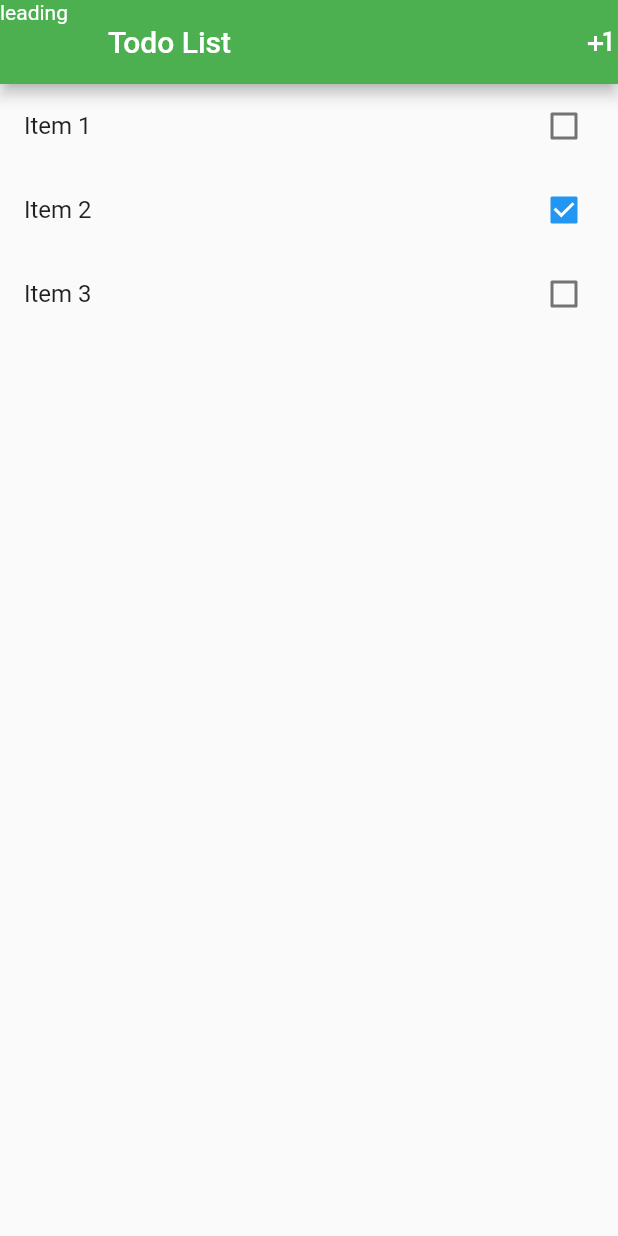
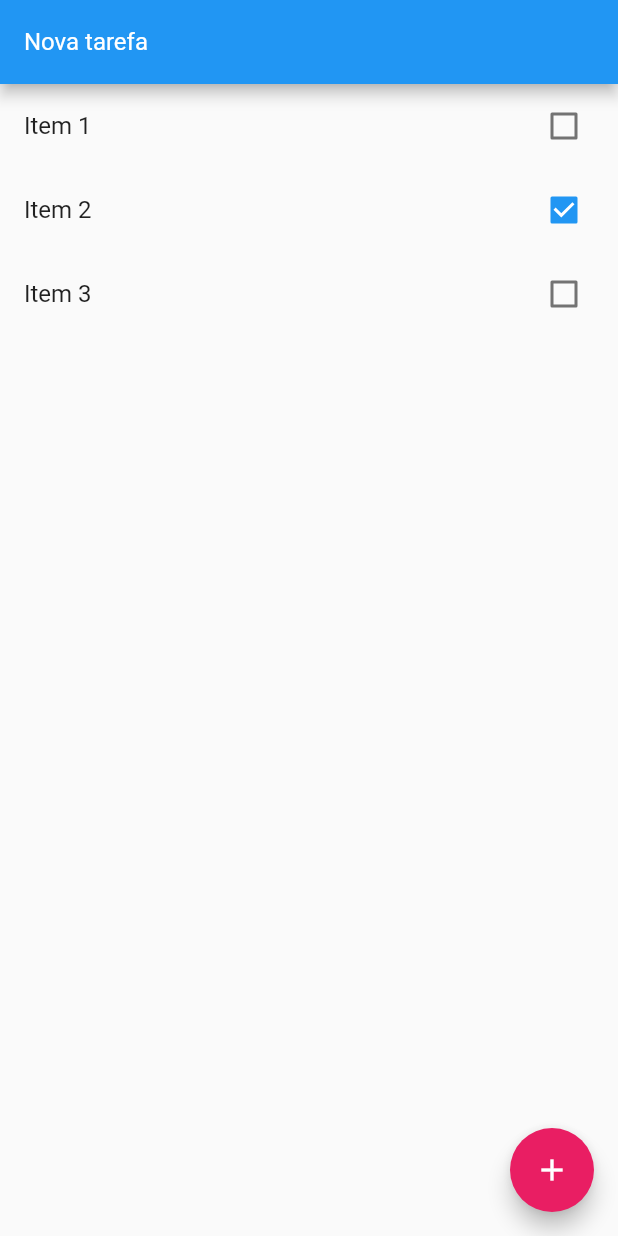
Before and after one commit to dlimapa/flutter_balta_io, a Flutter app: the screen it shows after launch, on a phone screen of 412 x 824 dp. Run offline on Flutter 3.47's test engine with Material 2 defaults, Android fonts, the phone set to English and light mode, and no system bars.

```diff
--- a/lib/main.dart
+++ b/lib/main.dart
@@ -7,10 +7,10 @@ class App extends StatelessWidget {
   @override
   Widget build(BuildContext context) {
     return MaterialApp(
-      title: 'Todo App',
+      title: 'ToDo List',
       debugShowCheckedModeBanner: false,
       theme: ThemeData(
-        primaryColor: Colors.green,
+        primaryColor: Colors.blue,
       ),
       home: HomePage(),
     );
@@ -32,18 +32,37 @@ class HomePage extends StatefulWidget {
 }
 
 class _HomePageState extends State<HomePage> {
+  //Controla as modificações na caixa de texto
+  var newTaskCtrl = TextEditingController();
+
+  void add() {
+    if (newTaskCtrl.text.isEmpty) return;
+    setState(() {
+      widget.items.add(Item(
+        title: newTaskCtrl.text,
+        done: false,
+      ));
+      newTaskCtrl.clear();
+    });
+  }
+
   @override
   Widget build(BuildContext context) {
     debugPrint('executando o build');
     return Scaffold(
       appBar: AppBar(
-          title: Text('Todo List'),
-          leading: Text('leading'),
-          actions: <Widget>[
-            Icon(
-              Icons.plus_one,
+        title: TextFormField(
+          controller: newTaskCtrl,
+          keyboardType: TextInputType.text,
+          style: TextStyle(
+            color: Colors.white,
+            fontSize: 16,
           ),
-          ],
+          decoration: InputDecoration(
+            labelText: "Nova tarefa",
+            labelStyle: TextStyle(color: Colors.white),
+          ),
+        ),
       ),
       body: ListView.builder(
         itemCount: widget.items.length,
@@ -63,6 +82,12 @@ class _HomePageState extends State<HomePage> {
             },
           );
         },
-        ));
+      ),
+      floatingActionButton: FloatingActionButton(
+        child: Icon(Icons.add),
+        backgroundColor: Colors.pink,
+        onPressed: add,
+      ),
+    );
   }
 }
```
Lines whose indentation alone changed are shown as unchanged.
